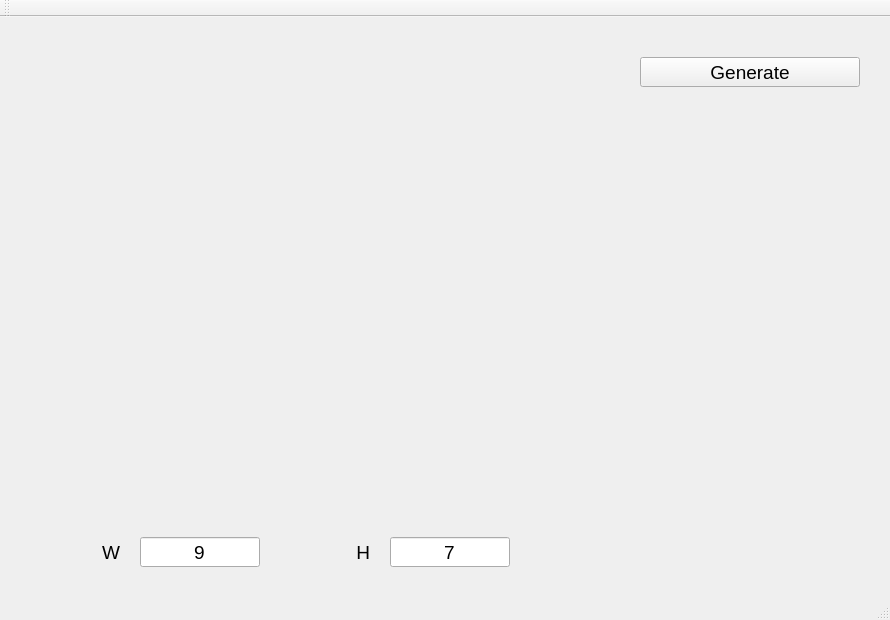
Above: mainwindow.ui from Di0nisP/Zadacha_poiska_puti before the change. Below: the same form after it.
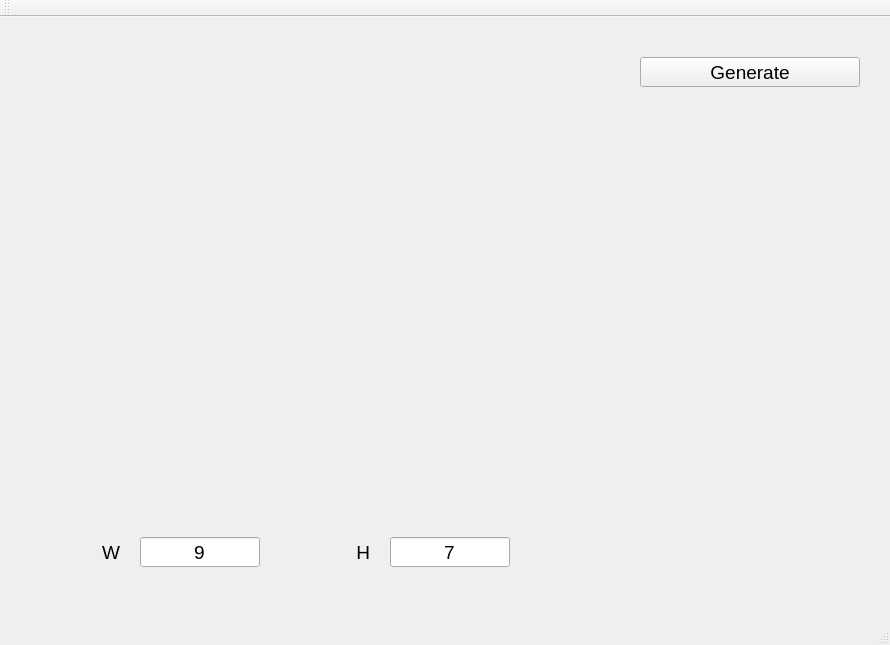
That is the form after the change.

Diff of the .ui file:
```diff
--- a/mainwindow.ui
+++ b/mainwindow.ui
@@ -10,7 +10,7 @@
     <x>0</x>
     <y>0</y>
     <width>890</width>
-    <height>620</height>
+    <height>645</height>
    </rect>
   </property>
   <property name="windowTitle">
```
